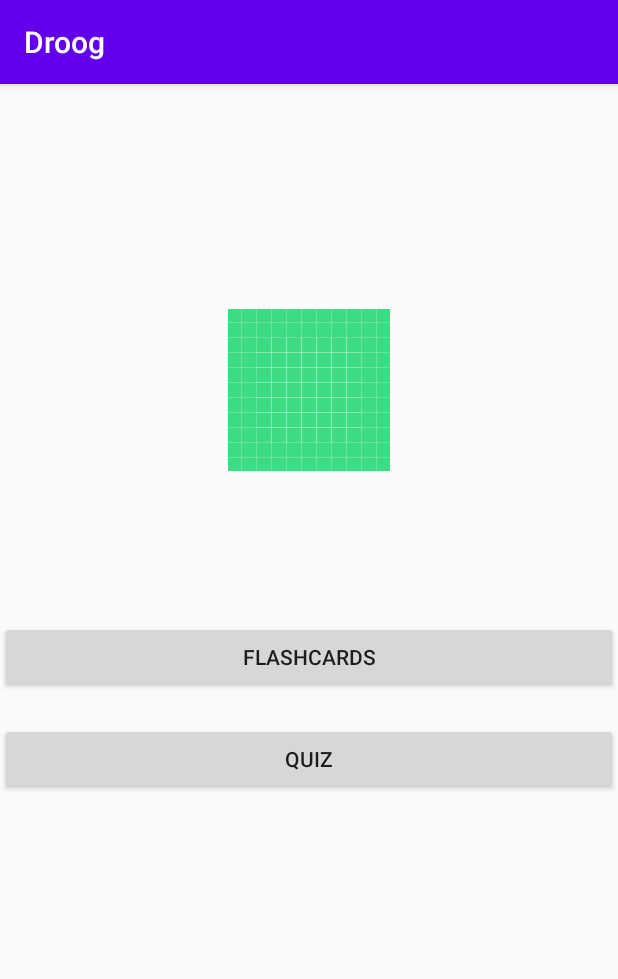
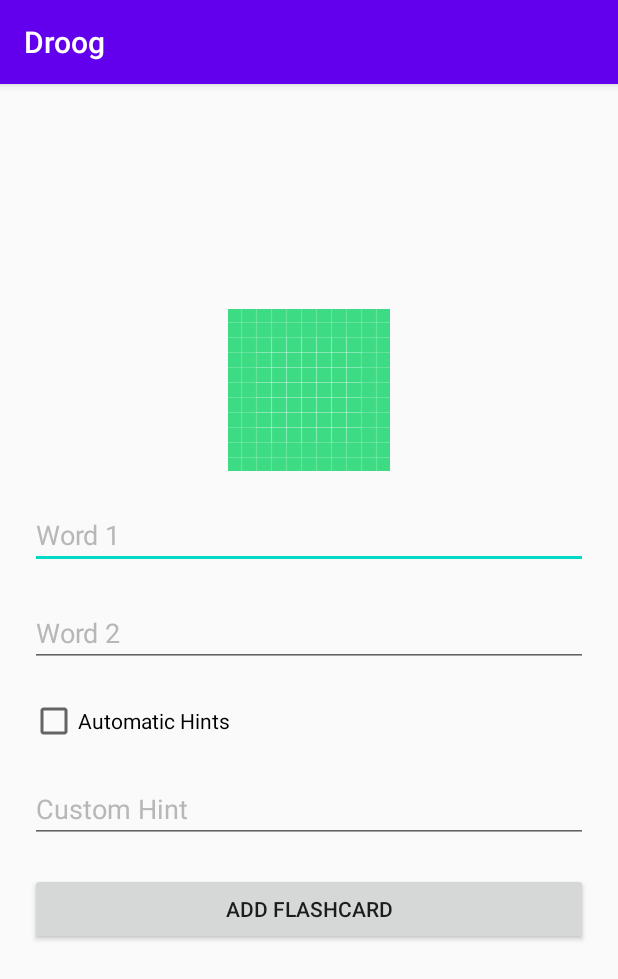
Before and after one commit to harry-cramp/Droog, an Android app: the screen it shows after launch (MainActivity before the commit, NewFlashcard after it), on a phone screen of 412 x 824 dp. Shown: the top 979 px of the screen. Run offline under Robolectric (Android 15) with nearby library versions, the phone set to English and light mode, and no system bars.

Commit message:
Add input functionality and checking to new flashcard screen

```diff
--- a/app/src/main/AndroidManifest.xml
+++ b/app/src/main/AndroidManifest.xml
@@ -9,7 +9,7 @@
         android:roundIcon="@mipmap/ic_launcher_round"
         android:supportsRtl="true"
         android:theme="@style/AppTheme">
-        <activity android:name=".MainActivity">
+        <activity android:name=".NewFlashcard">
             <intent-filter>
                 <action android:name="android.intent.action.MAIN" />
 
--- a/app/src/main/java/com/anaglyph/droog/MainActivity.java
+++ b/app/src/main/java/com/anaglyph/droog/MainActivity.java
@@ -6,6 +6,12 @@ import android.os.Bundle;
 
 public class MainActivity extends AppCompatActivity {
 
+    /*
+     *  Author: Harry Cramp
+     *
+     *  Date: November 2020
+     */
+
     @Override
     protected void onCreate(Bundle savedInstanceState) {
         super.onCreate(savedInstanceState);
--- a/app/src/main/res/layout/new_flashcard.xml
+++ b/app/src/main/res/layout/new_flashcard.xml
@@ -19,6 +19,7 @@
         android:layout_height="wrap_content"
         android:layout_marginHorizontal="20dp"
         android:layout_marginTop="20dp"
+        android:textColorHint="@color/colorHint"
         android:ems="10"
         android:hint="@string/new_flashcard_word_1"
         android:inputType="textPersonName" />
@@ -29,6 +30,7 @@
         android:layout_height="wrap_content"
         android:layout_marginHorizontal="20dp"
         android:layout_marginTop="20dp"
+        android:textColorHint="@color/colorHint"
         android:ems="10"
         android:hint="@string/new_flashcard_word_2"
         android:inputType="textPersonName" />
@@ -47,12 +49,13 @@
         android:layout_height="wrap_content"
         android:layout_marginHorizontal="20dp"
         android:layout_marginTop="20dp"
+        android:textColorHint="@color/colorHint"
         android:ems="10"
         android:hint="@string/new_flashcard_custom_hint"
         android:inputType="textPersonName" />
 
     <Button
-        android:id="@+id/button"
+        android:id="@+id/newFlashcardButton"
         android:layout_width="match_parent"
         android:layout_height="wrap_content"
         android:layout_marginHorizontal="20dp"
--- a/app/src/main/res/values/colors.xml
+++ b/app/src/main/res/values/colors.xml
@@ -3,4 +3,6 @@
     <color name="colorPrimary">#6200EE</color>
     <color name="colorPrimaryDark">#3700B3</color>
     <color name="colorAccent">#03DAC5</color>
+    <color name="colorWarning">#FF0000</color>
+    <color name="colorHint">#B7B7B7</color>
 </resources>
--- a/app/src/main/res/values/strings.xml
+++ b/app/src/main/res/values/strings.xml
@@ -9,4 +9,6 @@
     <string name="new_flashcard_custom_hint">Custom Hint</string>
     <string name="new_flashcard_icon_desc">Icon depicting the translation of the English word friend into Russian</string>
     <string name="new_flashcard_button">Add flashcard</string>
+    <string name="new_flashcard_toast">New flashcard created!</string>
+    <string name="empty_text_field_warning">Please fill something in</string>
 </resources>
```
Also changed, not shown: app/src/main/java/com/anaglyph/droog/NewFlashcard.java (+49 -0 lines), app/src/main/java/com/anaglyph/droog/WordPair.java (added, +33 -0 lines).
